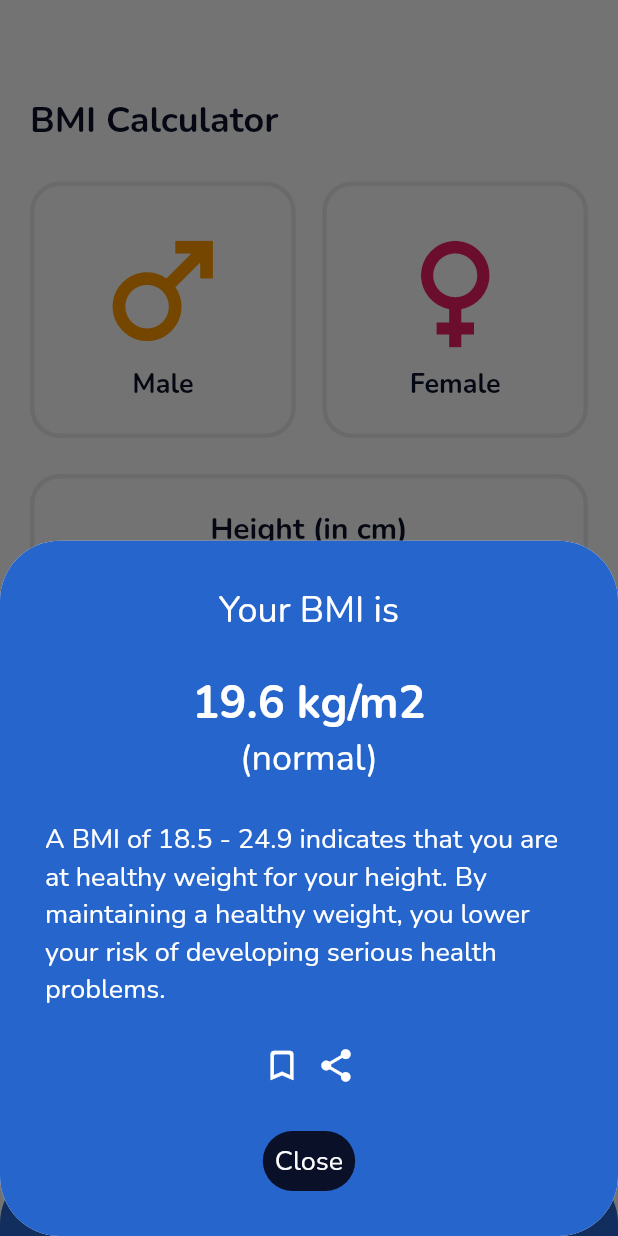
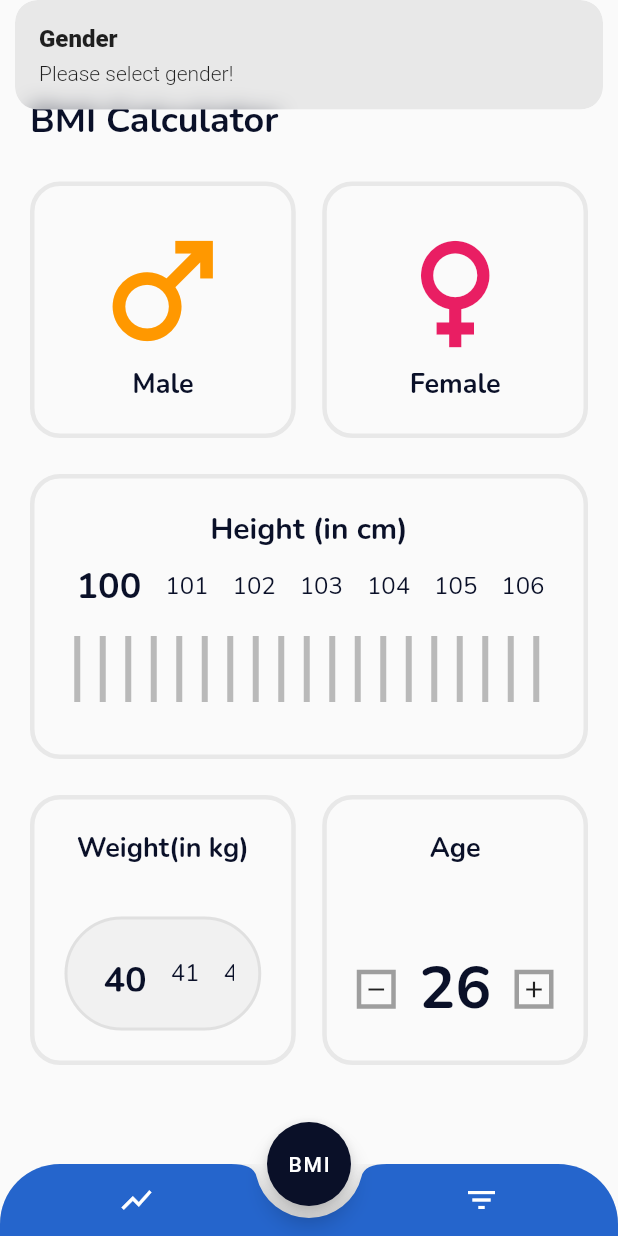
Before and after one commit to IsaiasCuvula/bmi_calculator_flutter, a Flutter app: the screen it shows after launch, after a tap on "BMI", on a phone screen of 412 x 824 dp. Run offline on Flutter 3.47's test engine with Material 2 defaults, Android fonts, the phone set to English and light mode, and no system bars; our stand-ins replace get, google_fonts.

Commit message:
bmi calculator method implemented

```diff
--- a/lib/controllers/bmi_controller.dart
+++ b/lib/controllers/bmi_controller.dart
@@ -1,18 +1,27 @@
+import 'dart:math';
+
 import 'package:bmi_calculator_flutter/utils/constants.dart';
 import 'package:get/get.dart';
 
 class BMIController extends GetxController {
   var selectedGender = Gender.none.obs;
   var age = 26.obs;
-  var selectedHeight = 0.obs;
-  var selectedWeight = 0.obs;
+  var selectedHeightIndex = 0.obs;
+  var selectedWeightIndex = 0.obs;
+  int _weight = 0;
+  int _height = 0;
+  double bmi = 0.0;
+  var result = ''.obs;
+  var description = ''.obs;
 
   void getSelectedHeightIndex(int index, int height) {
-    selectedHeight.value = index;
+    selectedHeightIndex.value = index;
+    _height = height;
   }
 
   void getSelectedWeightIndex(int index, int weight) {
-    selectedWeight.value = index;
+    selectedWeightIndex.value = index;
+    _weight = weight;
   }
 
   void increaseAge() => age++;
@@ -23,4 +32,57 @@ class BMIController extends GetxController {
   void selectGender(Gender gender) {
     selectedGender.value == gender;
   }
+
+  void calculateBMI() {
+    if (_height != 0 && _weight != 0 && selectedGender.value != Gender.none) {
+      bmi = (_weight / pow(_height / 100, 2));
+      _getResult();
+    } else if (selectedGender.value == Gender.none) {
+      Get.snackbar('Gender', 'Please select gender!');
+    } else if (_height == 0) {
+      Get.snackbar('Height', 'Height cannot be 0, select a height!');
+    } else if (_weight == 0) {
+      Get.snackbar('Weight', 'Weight cannot be 0, select a weight!');
+    }
+  }
+
+  void _getResult() {
+    if (bmi < 18.5) {
+      result.value = 'Underweight';
+    } else if (bmi > 18.5 && bmi < 24.9) {
+      result.value = 'Healthy Weight';
+    } else if (bmi > 25.0 && bmi < 29.9) {
+      result.value = 'Overweight';
+    } else {
+      result.value = 'Obesity';
+    }
+    _getDescription();
+  }
+
+  void _getDescription() {
+    if (bmi < 18.5) {
+      description.value = "You're in the underweight range. "
+          "Eating at least 5 portions of a variety of fruit and vegetables every day. Basing meals on potatoes, bread, rice, pasta or other starchy carbohydrates. Having some dairy or dairy alternatives (such as soya drinks and yoghurts). Eating some beans, pulses, fish, eggs, meat and other protein.";
+    } else if (bmi > 18.5 && bmi < 24.9) {
+      description.value = "A BMI of 18.5 - 24.9 "
+          "indicates that you are at healthy weight for your height. By maintaining a healthy weight, you lower your risk of developing serious health problems.";
+    } else if (bmi > 25.0 && bmi < 29.9) {
+      description.value =
+          'Common treatments for overweight include losing weight through healthy eating,being more physically active, and making other changes to your usual habits. Weight-management programs may help some people lose weight or keep from regaining lost weight.';
+    } else {
+      description.value =
+          "A BMI above 30 indicates that a person is morbidly obese and therefore a candidate for bariatric surgery. Bariatric surgery may also be an option for people with a BMI between 35 and 40 who suffer from life-threatening cardiopulmonary problems, diabetes, or other medical problems listed below.";
+    }
+  }
+
+  void clearInfo() {
+    selectedGender.value = Gender.none;
+    age.value = 26;
+    selectedHeightIndex.value = 0;
+    selectedWeightIndex.value = 0;
+    _weight = 0;
+    _height = 0;
+    bmi = 0.0;
+    result.value = '';
+  }
 }
--- a/lib/views/bmi_details.dart
+++ b/lib/views/bmi_details.dart
@@ -1,21 +1,29 @@
+import 'package:bmi_calculator_flutter/controllers/bmi_controller.dart';
 import 'package:bmi_calculator_flutter/utils/constants.dart';
 import 'package:flutter/material.dart';
 import 'package:get/get.dart';
 
 class BMIDetail extends StatelessWidget {
-  const BMIDetail({Key? key}) : super(key: key);
+  BMIDetail({Key? key}) : super(key: key);
+  final BMIController _bmiController = Get.find<BMIController>();
 
   @override
   Widget build(BuildContext context) {
     return Container(
       height: double.maxFinite * 0.5,
-      padding: const EdgeInsets.all(30),
       decoration: BoxDecoration(
         color: colorBlue,
         borderRadius: BorderRadius.circular(40),
       ),
-      child: Column(
-        //mainAxisAlignment: MainAxisAlignment.spaceBetween,
+      child: SingleChildScrollView(
+        child: Container(
+          height: Get.height,
+          padding: const EdgeInsets.all(20),
+          child: Obx(() {
+            final String bmi = _bmiController.bmi.toStringAsFixed(1);
+            final result = _bmiController.result.value;
+            final description = _bmiController.description.value;
+            return Column(
               children: [
                 Text(
                   "Your BMI is",
@@ -23,33 +31,32 @@ class BMIDetail extends StatelessWidget {
                 ),
                 kVerticalSpace(25),
                 Text(
-            "19.6 kg/m2",
+                  "$bmi kg/m2",
                   style: kTextStyleBoldWhite(30),
                 ),
                 Text(
-            "(normal)",
+                  "($result)",
                   style: kTextStyleWhite(24),
                 ),
                 kVerticalSpace(25),
                 Text(
-            "A BMI of 18.5 - 24.9 indicates that you are at healthy weight for your height. "
-            "By maintaining a healthy weight, "
-            "you lower your risk of developing serious health problems.",
+                  description,
                   style: kTextStyleWhite(18),
                 ),
                 kVerticalSpace(25),
                 Row(
                   mainAxisAlignment: MainAxisAlignment.center,
-            children: const [
-              Icon(Icons.bookmark_border_rounded,
+                  children: [
+                    const Icon(Icons.bookmark_border_rounded,
                         color: Colors.white, size: 26),
-              SizedBox(width: 10),
-              Icon(Icons.share, color: Colors.white, size: 26),
-            ],
-          ),
-          const Spacer(),
+                    const SizedBox(width: 10),
+                    const Icon(Icons.share, color: Colors.white, size: 26),
+                    const SizedBox(width: 10),
                     InkWell(
-            onTap: () => Get.back(),
+                      onTap: () {
+                        _bmiController.clearInfo();
+                        Get.back();
+                      },
                       child: Container(
                         height: 40,
                         padding: const EdgeInsets.all(8),
@@ -65,6 +72,11 @@ class BMIDetail extends StatelessWidget {
                     ),
                   ],
                 ),
+              ],
+            );
+          }),
+        ),
+      ),
     );
   }
 }
--- a/lib/views/home_page.dart
+++ b/lib/views/home_page.dart
@@ -20,6 +20,22 @@ class HomePage extends StatelessWidget {
   HomePage({Key? key}) : super(key: key);
   final BMIController _bmiController = Get.put(BMIController());
 
+  void _calculateBMIShowResult(BuildContext context) {
+    _bmiController.calculateBMI();
+    final bmi = _bmiController.bmi;
+    if (bmi != 0.0) {
+      showModalBottomSheet(
+        shape: RoundedRectangleBorder(
+          borderRadius: BorderRadius.circular(40),
+        ),
+        context: context,
+        builder: (ctx) {
+          return BMIDetail();
+        },
+      );
+    }
+  }
+
   @override
   Widget build(BuildContext context) {
     return Scaffold(
@@ -28,18 +44,8 @@ class HomePage extends StatelessWidget {
       floatingActionButtonLocation: FloatingActionButtonLocation.centerDocked,
       floatingActionButton: FloatingActionButton(
         backgroundColor: colorDarkBlue,
+        onPressed: () => _calculateBMIShowResult(context),
         child: const Text('BMI'),
-        onPressed: () {
-          showModalBottomSheet(
-            shape: RoundedRectangleBorder(
-              borderRadius: BorderRadius.circular(40),
-            ),
-            context: context,
-            builder: (ctx) {
-              return const BMIDetail();
-            },
-          );
-        },
       ),
       body: SizedBox(
         width: double.maxFinite,
--- a/lib/widgets/home_widgets/height_info.dart
+++ b/lib/widgets/home_widgets/height_info.dart
@@ -23,7 +23,7 @@ class HeightInfo extends StatelessWidget {
                 _bmiController.getSelectedHeightIndex(index, height);
               },
               child: Obx(() {
-                final selectedIndex = _bmiController.selectedHeight.value;
+                final selectedIndex = _bmiController.selectedHeightIndex.value;
                 return Padding(
                   padding: const EdgeInsets.all(8.0),
                   child: Text(
--- a/lib/widgets/home_widgets/weight_info.dart
+++ b/lib/widgets/home_widgets/weight_info.dart
@@ -23,7 +23,7 @@ class WeightInfo extends StatelessWidget {
                 _bmiController.getSelectedWeightIndex(index, weight);
               },
               child: Obx(() {
-                final selectedIndex = _bmiController.selectedWeight.value;
+                final selectedIndex = _bmiController.selectedWeightIndex.value;
                 return Padding(
                   padding: const EdgeInsets.all(8.0),
                   child: Text(
```
Lines whose indentation alone changed are shown as unchanged.
